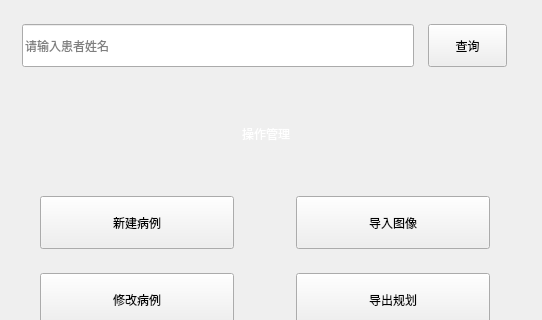
The window that CaseManage/CaseManageControl.ui (BigBrotherHui/MitkDemo) describes before a commit, drawn with Qt 5; both pictures show x 0 to 542 and y 0 to 320 of the 542 by 975 pixel window.
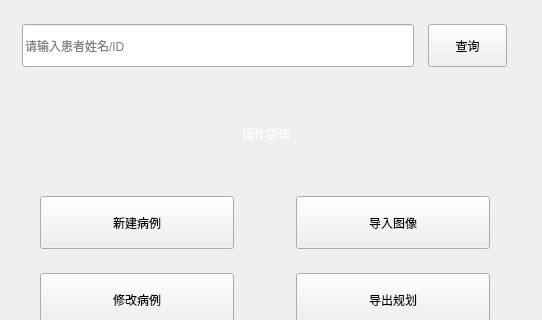
The same window after the commit. Icons and pictures are not drawn. Custom widgets are drawn as their Qt base class.

```diff
--- a/CaseManage/CaseManageControl.ui
+++ b/CaseManage/CaseManageControl.ui
@@ -127,7 +127,7 @@
             <string/>
            </property>
            <property name="placeholderText">
-            <string>请输入患者姓名</string>
+            <string>请输入患者姓名/ID</string>
            </property>
           </widget>
          </item>
```
Lines whose indentation alone changed are shown as unchanged.
